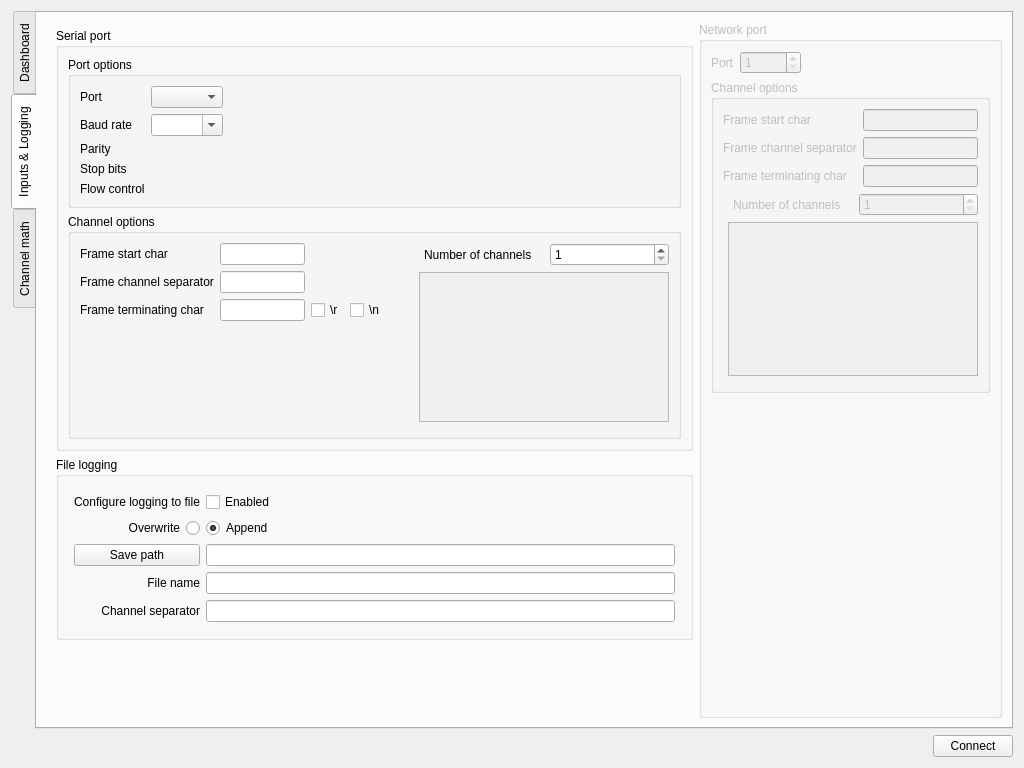
Old version of the form mainwindow.ui in the repository vedranMv/dataDashboard.
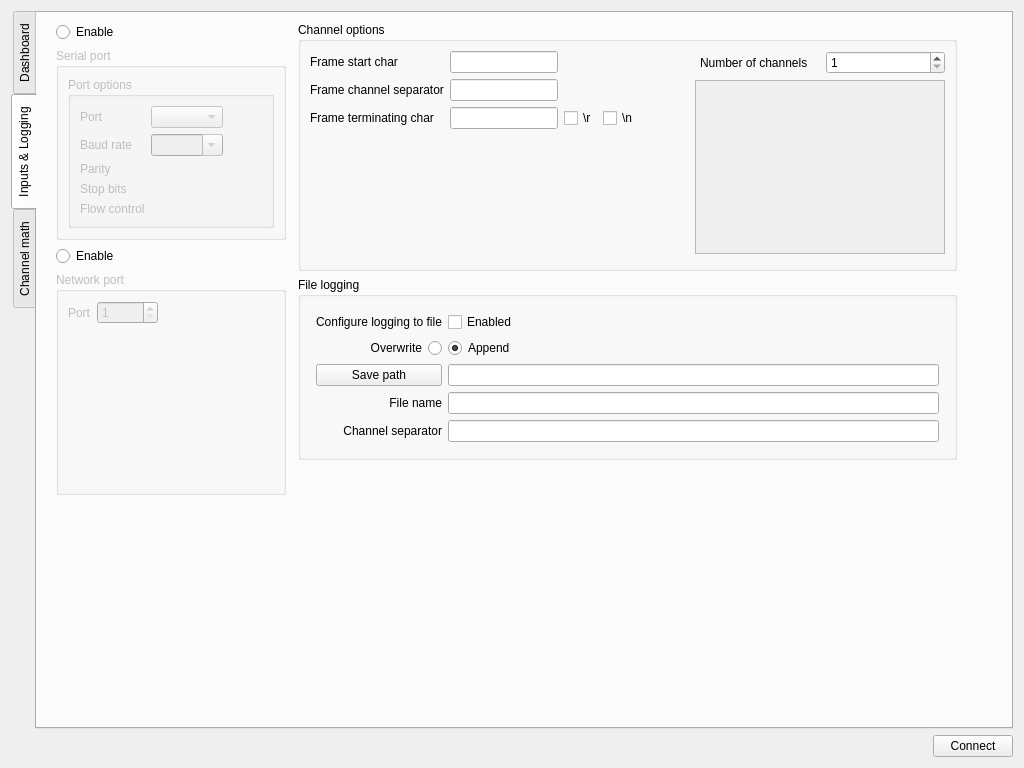
New version of the form. The open tabs and pages were chosen to show the change.

Commit message: dev-1.0: Network socket as input source

```diff
--- a/mainwindow.ui
+++ b/mainwindow.ui
@@ -20,7 +20,7 @@
       <enum>QTabWidget::West</enum>
      </property>
      <property name="currentIndex">
-      <number>0</number>
+      <number>1</number>
      </property>
      <property name="movable">
       <bool>false</bool>
@@ -103,13 +103,29 @@
           <number>10</number>
          </property>
          <property name="topMargin">
-          <number>6</number>
+          <number>0</number>
          </property>
+         <item>
+          <widget class="QRadioButton" name="enableSerial">
+           <property name="text">
+            <string>Enable</string>
+           </property>
+          </widget>
+         </item>
          <item>
           <widget class="QGroupBox" name="serialGroup">
+           <property name="enabled">
+            <bool>false</bool>
+           </property>
            <property name="title">
             <string>Serial port</string>
            </property>
+           <property name="flat">
+            <bool>false</bool>
+           </property>
+           <property name="checkable">
+            <bool>false</bool>
+           </property>
            <layout class="QVBoxLayout" name="verticalLayout_9">
             <item>
              <widget class="QGroupBox" name="portOpt">
@@ -199,6 +215,110 @@
               </layout>
              </widget>
             </item>
+           </layout>
+          </widget>
+         </item>
+         <item>
+          <widget class="QRadioButton" name="enableNetwork">
+           <property name="text">
+            <string>Enable</string>
+           </property>
+          </widget>
+         </item>
+         <item>
+          <widget class="QGroupBox" name="networkGroup">
+           <property name="enabled">
+            <bool>false</bool>
+           </property>
+           <property name="title">
+            <string>Network port</string>
+           </property>
+           <property name="checkable">
+            <bool>false</bool>
+           </property>
+           <layout class="QVBoxLayout" name="verticalLayout_10">
+            <item>
+             <layout class="QHBoxLayout" name="horizontalLayout_3">
+              <item>
+               <widget class="QLabel" name="label_15">
+                <property name="text">
+                 <string>Port</string>
+                </property>
+               </widget>
+              </item>
+              <item>
+               <widget class="QSpinBox" name="netportSelector">
+                <property name="minimum">
+                 <number>1</number>
+                </property>
+                <property name="maximum">
+                 <number>65535</number>
+                </property>
+               </widget>
+              </item>
+              <item>
+               <spacer name="horizontalSpacer_9">
+                <property name="orientation">
+                 <enum>Qt::Horizontal</enum>
+                </property>
+                <property name="sizeHint" stdset="0">
+                 <size>
+                  <width>40</width>
+                  <height>20</height>
+                 </size>
+                </property>
+               </spacer>
+              </item>
+             </layout>
+            </item>
+            <item>
+             <spacer name="verticalSpacer_3">
+              <property name="orientation">
+               <enum>Qt::Vertical</enum>
+              </property>
+              <property name="sizeHint" stdset="0">
+               <size>
+                <width>20</width>
+                <height>40</height>
+               </size>
+              </property>
+             </spacer>
+            </item>
+           </layout>
+          </widget>
+         </item>
+         <item>
+          <spacer name="verticalSpacer">
+           <property name="orientation">
+            <enum>Qt::Vertical</enum>
+           </property>
+           <property name="sizeType">
+            <enum>QSizePolicy::Expanding</enum>
+           </property>
+           <property name="sizeHint" stdset="0">
+            <size>
+             <width>20</width>
+             <height>10</height>
+            </size>
+           </property>
+          </spacer>
+         </item>
+        </layout>
+       </item>
+       <item>
+        <layout class="QVBoxLayout" name="verticalLayout_15">
+         <property name="leftMargin">
+          <number>6</number>
+         </property>
+         <property name="topMargin">
+          <number>0</number>
+         </property>
+         <property name="rightMargin">
+          <number>6</number>
+         </property>
+         <property name="bottomMargin">
+          <number>10</number>
+         </property>
             <item>
              <widget class="QGroupBox" name="channelOpt">
               <property name="title">
@@ -379,7 +499,7 @@
                       <x>0</x>
                       <y>0</y>
                       <width>248</width>
-                      <height>148</height>
+                   <height>169</height>
                      </rect>
                     </property>
                     <layout class="QVBoxLayout" name="verticalLayout_5">
@@ -402,9 +522,6 @@
               </layout>
              </widget>
             </item>
-           </layout>
-          </widget>
-         </item>
          <item>
           <widget class="QGroupBox" name="filelogGroup">
            <property name="title">
@@ -540,186 +657,7 @@
           </widget>
          </item>
          <item>
-          <spacer name="verticalSpacer">
-           <property name="orientation">
-            <enum>Qt::Vertical</enum>
-           </property>
-           <property name="sizeType">
-            <enum>QSizePolicy::Expanding</enum>
-           </property>
-           <property name="sizeHint" stdset="0">
-            <size>
-             <width>20</width>
-             <height>10</height>
-            </size>
-           </property>
-          </spacer>
-         </item>
-        </layout>
-       </item>
-       <item>
-        <widget class="QGroupBox" name="networkGroup">
-         <property name="enabled">
-          <bool>false</bool>
-         </property>
-         <property name="title">
-          <string>Network port</string>
-         </property>
-         <property name="checkable">
-          <bool>false</bool>
-         </property>
-         <layout class="QVBoxLayout" name="verticalLayout_10">
-          <item>
-           <layout class="QHBoxLayout" name="horizontalLayout_3">
-            <item>
-             <widget class="QLabel" name="label_15">
-              <property name="text">
-               <string>Port</string>
-              </property>
-             </widget>
-            </item>
-            <item>
-             <widget class="QSpinBox" name="netportSelector">
-              <property name="minimum">
-               <number>1</number>
-              </property>
-              <property name="maximum">
-               <number>65535</number>
-              </property>
-             </widget>
-            </item>
-            <item>
-             <spacer name="horizontalSpacer_9">
-              <property name="orientation">
-               <enum>Qt::Horizontal</enum>
-              </property>
-              <property name="sizeHint" stdset="0">
-               <size>
-                <width>40</width>
-                <height>20</height>
-               </size>
-              </property>
-             </spacer>
-            </item>
-           </layout>
-          </item>
-          <item>
-           <widget class="QGroupBox" name="netchannelOpts">
-            <property name="title">
-             <string>Channel options</string>
-            </property>
-            <layout class="QVBoxLayout" name="verticalLayout_14">
-             <item>
-              <layout class="QFormLayout" name="channelOpt_3">
-               <item row="0" column="0">
-                <widget class="QLabel" name="label_16">
-                 <property name="text">
-                  <string>Frame start char</string>
-                 </property>
-                </widget>
-               </item>
-               <item row="1" column="0">
-                <widget class="QLabel" name="label_17">
-                 <property name="text">
-                  <string>Frame channel separator</string>
-                 </property>
-                </widget>
-               </item>
-               <item row="2" column="0">
-                <widget class="QLabel" name="label_18">
-                 <property name="text">
-                  <string>Frame terminating char</string>
-                 </property>
-                </widget>
-               </item>
-               <item row="0" column="1">
-                <widget class="QLineEdit" name="netframeStartCh"/>
-               </item>
-               <item row="1" column="1">
-                <widget class="QLineEdit" name="netframeChSeparator"/>
-               </item>
-               <item row="2" column="1">
-                <widget class="QLineEdit" name="netframeEndSep"/>
-               </item>
-              </layout>
-             </item>
-             <item>
-              <layout class="QVBoxLayout" name="verticalLayout_11">
-               <property name="leftMargin">
-                <number>5</number>
-               </property>
-               <property name="bottomMargin">
-                <number>5</number>
-               </property>
-               <item>
-                <layout class="QHBoxLayout" name="horizontalLayout_9">
-                 <property name="leftMargin">
-                  <number>5</number>
-                 </property>
-                 <item>
-                  <widget class="QLabel" name="label_19">
-                   <property name="text">
-                    <string>Number of channels</string>
-                   </property>
-                  </widget>
-                 </item>
-                 <item>
-                  <widget class="QSpinBox" name="netchannelNumber">
-                   <property name="minimum">
-                    <number>1</number>
-                   </property>
-                   <property name="maximum">
-                    <number>20</number>
-                   </property>
-                  </widget>
-                 </item>
-                </layout>
-               </item>
-               <item>
-                <widget class="QScrollArea" name="scrollArea_3">
-                 <property name="minimumSize">
-                  <size>
-                   <width>250</width>
-                   <height>0</height>
-                  </size>
-                 </property>
-                 <property name="horizontalScrollBarPolicy">
-                  <enum>Qt::ScrollBarAlwaysOff</enum>
-                 </property>
-                 <property name="widgetResizable">
-                  <bool>true</bool>
-                 </property>
-                 <widget class="QWidget" name="channelList_3">
-                  <property name="geometry">
-                   <rect>
-                    <x>0</x>
-                    <y>0</y>
-                    <width>248</width>
-                    <height>145</height>
-                   </rect>
-                  </property>
-                  <layout class="QVBoxLayout" name="verticalLayout_13">
-                   <item>
-                    <layout class="QVBoxLayout" name="channelList_4">
-                     <property name="spacing">
-                      <number>2</number>
-                     </property>
-                     <property name="sizeConstraint">
-                      <enum>QLayout::SetDefaultConstraint</enum>
-                     </property>
-                    </layout>
-                   </item>
-                  </layout>
-                 </widget>
-                </widget>
-               </item>
-              </layout>
-             </item>
-            </layout>
-           </widget>
-          </item>
-          <item>
-           <spacer name="verticalSpacer_3">
+          <spacer name="verticalSpacer_7">
             <property name="orientation">
              <enum>Qt::Vertical</enum>
             </property>
@@ -732,7 +670,6 @@
            </spacer>
           </item>
          </layout>
-        </widget>
        </item>
        <item>
         <spacer name="horizontalSpacer_8">
```
Lines whose indentation alone changed are shown as unchanged. The commit also changes 6 other files.
